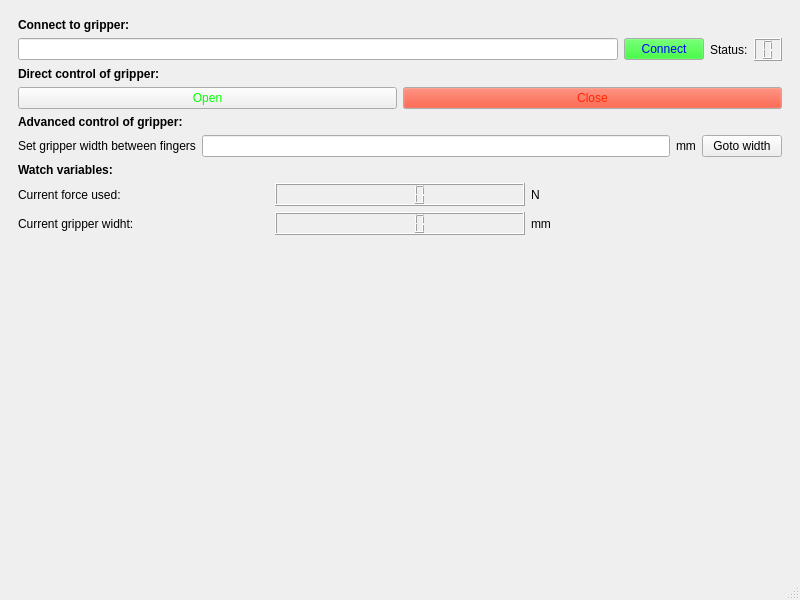
Old version of the form Cpp Rasbarry PI/GUI/MainWindow.ui in the repository Andreasgdp/Robot-hand-semester-2.
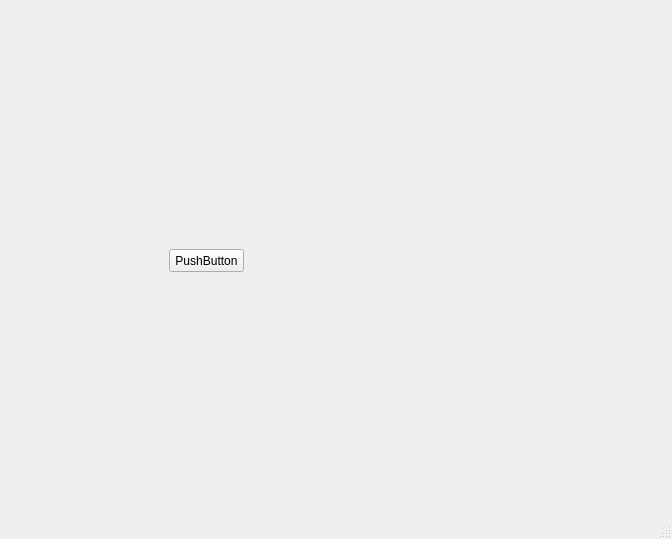
New version of the form. Icons and pictures are not drawn.

Commit message: Trying to implement toggle button

```diff
--- a/Cpp Rasbarry PI/GUI/MainWindow.ui
+++ b/Cpp Rasbarry PI/GUI/MainWindow.ui
@@ -6,8 +6,8 @@
    <rect>
     <x>0</x>
     <y>0</y>
-    <width>800</width>
-    <height>600</height>
+    <width>672</width>
+    <height>539</height>
    </rect>
   </property>
   <property name="windowTitle">
@@ -17,456 +17,72 @@
    <layout class="QHBoxLayout" name="horizontalLayout_4">
     <item>
      <widget class="QWidget" name="widget" native="true">
-      <layout class="QHBoxLayout" name="horizontalLayout_5">
-       <property name="leftMargin">
-        <number>0</number>
+      <widget class="QPushButton" name="ManualBottom">
+       <property name="enabled">
+        <bool>true</bool>
        </property>
-       <property name="topMargin">
-        <number>0</number>
+       <property name="geometry">
+        <rect>
+         <x>0</x>
+         <y>-10</y>
+         <width>80</width>
+         <height>80</height>
+        </rect>
        </property>
-       <property name="rightMargin">
-        <number>0</number>
+       <property name="sizePolicy">
+        <sizepolicy hsizetype="Minimum" vsizetype="Fixed">
+         <horstretch>0</horstretch>
+         <verstretch>0</verstretch>
+        </sizepolicy>
        </property>
-       <property name="bottomMargin">
-        <number>0</number>
+       <property name="minimumSize">
+        <size>
+         <width>80</width>
+         <height>80</height>
+        </size>
        </property>
-       <item>
-        <widget class="QWidget" name="widget_2" native="true">
-         <layout class="QVBoxLayout" name="verticalLayout_3">
-          <item>
-           <widget class="QLabel" name="ConnectLabel">
-            <property name="font">
-             <font>
-              <weight>75</weight>
-              <bold>true</bold>
-             </font>
-            </property>
-            <property name="text">
-             <string>Connect to gripper:</string>
-            </property>
-            <property name="textFormat">
-             <enum>Qt::RichText</enum>
-            </property>
-           </widget>
-          </item>
-          <item>
-           <widget class="QWidget" name="Connectwidget" native="true">
-            <layout class="QHBoxLayout" name="horizontalLayout">
-             <property name="leftMargin">
-              <number>0</number>
-             </property>
-             <property name="topMargin">
-              <number>0</number>
-             </property>
-             <property name="rightMargin">
-              <number>0</number>
-             </property>
-             <property name="bottomMargin">
-              <number>0</number>
-             </property>
-             <item>
-              <widget class="QLineEdit" name="lConnect"/>
-             </item>
-             <item>
-              <widget class="QPushButton" name="btConnect">
-               <property name="palette">
-                <palette>
-                 <active>
-                  <colorrole role="Button">
-                   <brush brushstyle="SolidPattern">
-                    <color alpha="255">
-                     <red>0</red>
-                     <green>249</green>
-                     <blue>0</blue>
-                    </color>
-                   </brush>
-                  </colorrole>
-                  <colorrole role="ButtonText">
-                   <brush brushstyle="SolidPattern">
-                    <color alpha="255">
-                     <red>0</red>
-                     <green>0</green>
-                     <blue>255</blue>
-                    </color>
-                   </brush>
-                  </colorrole>
-                 </active>
-                 <inactive>
-                  <colorrole role="Button">
-                   <brush brushstyle="SolidPattern">
-                    <color alpha="255">
-                     <red>0</red>
-                     <green>249</green>
-                     <blue>0</blue>
-                    </color>
-                   </brush>
-                  </colorrole>
-                  <colorrole role="ButtonText">
-                   <brush brushstyle="SolidPattern">
-                    <color alpha="255">
-                     <red>0</red>
-                     <green>0</green>
-                     <blue>255</blue>
-                    </color>
-                   </brush>
-                  </colorrole>
-                 </inactive>
-                 <disabled>
-                  <colorrole role="Button">
-                   <brush brushstyle="SolidPattern">
-                    <color alpha="255">
-                     <red>0</red>
-                     <green>249</green>
-                     <blue>0</blue>
-                    </color>
-                   </brush>
-                  </colorrole>
-                  <colorrole role="ButtonText">
-                   <brush brushstyle="SolidPattern">
-                    <color alpha="255">
-                     <red>120</red>
-                     <green>120</green>
-                     <blue>120</blue>
-                    </color>
-                   </brush>
-                  </colorrole>
-                 </disabled>
-                </palette>
-               </property>
-               <property name="text">
-                <string>Connect</string>
-               </property>
-               <property name="icon">
-                <iconset theme="Green">
-                 <normaloff>.</normaloff>.</iconset>
-               </property>
-              </widget>
-             </item>
-             <item>
-              <widget class="QLabel" name="label_4">
-               <property name="text">
-                <string>Status:</string>
-               </property>
-              </widget>
-             </item>
-             <item>
-              <widget class="QLCDNumber" name="lcdStatus">
-               <property name="digitCount">
-                <number>1</number>
-               </property>
-               <property name="intValue" stdset="0">
-                <number>0</number>
-               </property>
-              </widget>
-             </item>
-            </layout>
-           </widget>
-          </item>
-          <item>
-           <widget class="QLabel" name="label">
-            <property name="font">
-             <font>
-              <weight>75</weight>
-              <bold>true</bold>
-             </font>
-            </property>
-            <property name="text">
-             <string>Direct control of gripper:</string>
-            </property>
-            <property name="textFormat">
-             <enum>Qt::RichText</enum>
-            </property>
-           </widget>
-          </item>
-          <item>
-           <widget class="QWidget" name="Gripperwidget" native="true">
-            <property name="autoFillBackground">
-             <bool>false</bool>
-            </property>
-            <layout class="QHBoxLayout" name="horizontalLayout_2">
-             <property name="leftMargin">
-              <number>0</number>
-             </property>
-             <property name="topMargin">
-              <number>0</number>
-             </property>
-             <property name="rightMargin">
-              <number>0</number>
-             </property>
-             <property name="bottomMargin">
-              <number>0</number>
-             </property>
-             <item>
-              <widget class="QPushButton" name="btOpen">
-               <property name="palette">
-                <palette>
-                 <active>
-                  <colorrole role="ButtonText">
-                   <brush brushstyle="SolidPattern">
-                    <color alpha="255">
-                     <red>0</red>
-                     <green>255</green>
-                     <blue>0</blue>
-                    </color>
-                   </brush>
-                  </colorrole>
-                 </active>
-                 <inactive>
-                  <colorrole role="ButtonText">
-                   <brush brushstyle="SolidPattern">
-                    <color alpha="255">
-                     <red>0</red>
-                     <green>255</green>
-                     <blue>0</blue>
-                    </color>
-                   </brush>
-                  </colorrole>
-                 </inactive>
-                 <disabled>
-                  <colorrole role="ButtonText">
-                   <brush brushstyle="SolidPattern">
-                    <color alpha="255">
-                     <red>120</red>
-                     <green>120</green>
-                     <blue>120</blue>
-                    </color>
-                   </brush>
-                  </colorrole>
-                 </disabled>
-                </palette>
-               </property>
-               <property name="autoFillBackground">
-                <bool>true</bool>
-               </property>
-               <property name="text">
-                <string>Open</string>
-               </property>
-              </widget>
-             </item>
-             <item>
-              <widget class="QPushButton" name="btClose">
-               <property name="palette">
-                <palette>
-                 <active>
-                  <colorrole role="Button">
-                   <brush brushstyle="SolidPattern">
-                    <color alpha="255">
-                     <red>255</red>
-                     <green>38</green>
-                     <blue>0</blue>
-                    </color>
-                   </brush>
-                  </colorrole>
-                  <colorrole role="ButtonText">
-                   <brush brushstyle="SolidPattern">
-                    <color alpha="255">
-                     <red>255</red>
-                     <green>38</green>
-                     <blue>0</blue>
-                    </color>
-                   </brush>
-                  </colorrole>
-                 </active>
-                 <inactive>
-                  <colorrole role="Button">
-                   <brush brushstyle="SolidPattern">
-                    <color alpha="255">
-                     <red>255</red>
-                     <green>38</green>
-                     <blue>0</blue>
-                    </color>
-                   </brush>
-                  </colorrole>
-                  <colorrole role="ButtonText">
-                   <brush brushstyle="SolidPattern">
-                    <color alpha="255">
-                     <red>255</red>
-                     <green>38</green>
-                     <blue>0</blue>
-                    </color>
-                   </brush>
-                  </colorrole>
-                 </inactive>
-                 <disabled>
-                  <colorrole role="Button">
-                   <brush brushstyle="SolidPattern">
-                    <color alpha="255">
-                     <red>255</red>
-                     <green>38</green>
-                     <blue>0</blue>
-                    </color>
-                   </brush>
-                  </colorrole>
-                  <colorrole role="ButtonText">
-                   <brush brushstyle="SolidPattern">
-                    <color alpha="255">
-                     <red>120</red>
-                     <green>120</green>
-                     <blue>120</blue>
-                    </color>
-                   </brush>
-                  </colorrole>
-                 </disabled>
-                </palette>
-               </property>
-               <property name="text">
-                <string>Close</string>
-               </property>
-              </widget>
-             </item>
-            </layout>
-           </widget>
-          </item>
-          <item>
-           <widget class="QLabel" name="label_2">
-            <property name="font">
-             <font>
-              <weight>75</weight>
-              <bold>true</bold>
-             </font>
-            </property>
-            <property name="text">
-             <string>Advanced control of gripper:</string>
-            </property>
-            <property name="textFormat">
-             <enum>Qt::RichText</enum>
-            </property>
-           </widget>
-          </item>
-          <item>
-           <widget class="QWidget" name="Advancetwidget" native="true">
-            <layout class="QHBoxLayout" name="horizontalLayout_3">
-             <property name="leftMargin">
-              <number>0</number>
-             </property>
-             <property name="topMargin">
-              <number>0</number>
-             </property>
-             <property name="rightMargin">
-              <number>0</number>
-             </property>
-             <property name="bottomMargin">
-              <number>0</number>
-             </property>
-             <item>
-              <widget class="QLabel" name="label_3">
-               <property name="text">
-                <string>Set gripper width between fingers</string>
-               </property>
-               <property name="textFormat">
-                <enum>Qt::PlainText</enum>
-               </property>
-              </widget>
-             </item>
-             <item>
-              <widget class="QLineEdit" name="lSetWidth"/>
-             </item>
-             <item>
-              <widget class="QLabel" name="label_5">
-               <property name="text">
-                <string>mm</string>
-               </property>
-              </widget>
-             </item>
-             <item>
-              <widget class="QPushButton" name="btGoto">
-               <property name="text">
-                <string>Goto width</string>
-               </property>
-              </widget>
-             </item>
-            </layout>
-           </widget>
-          </item>
-          <item>
-           <widget class="QLabel" name="label_6">
-            <property name="font">
-             <font>
-              <weight>75</weight>
-              <bold>true</bold>
-             </font>
-            </property>
-            <property name="text">
-             <string>Watch variables:</string>
-            </property>
-           </widget>
-          </item>
-          <item>
-           <widget class="QWidget" name="Variabelwidget" native="true">
-            <layout class="QGridLayout" name="gridLayout_3">
-             <property name="leftMargin">
-              <number>0</number>
-             </property>
-             <property name="topMargin">
-              <number>0</number>
-             </property>
-             <property name="rightMargin">
-              <number>0</number>
-             </property>
-             <property name="bottomMargin">
-              <number>0</number>
-             </property>
-             <item row="1" column="2">
-              <widget class="QLabel" name="label_10">
-               <property name="text">
-                <string>mm</string>
-               </property>
-              </widget>
-             </item>
-             <item row="1" column="0">
-              <widget class="QLabel" name="label_9">
-               <property name="text">
-                <string>Current gripper widht:</string>
-               </property>
-              </widget>
-             </item>
-             <item row="0" column="0">
-              <widget class="QLabel" name="label_7">
-               <property name="text">
-                <string>Current force used:</string>
-               </property>
-              </widget>
-             </item>
-             <item row="1" column="1">
-              <widget class="QLCDNumber" name="lcdWidth"/>
-             </item>
-             <item row="0" column="1">
-              <widget class="QLCDNumber" name="lcdForce">
-               <property name="smallDecimalPoint">
-                <bool>false</bool>
-               </property>
-              </widget>
-             </item>
-             <item row="0" column="2">
-              <widget class="QLabel" name="label_8">
-               <property name="text">
-                <string>N</string>
-               </property>
-              </widget>
-             </item>
-            </layout>
-           </widget>
-          </item>
-          <item>
-           <spacer name="verticalSpacer">
-            <property name="orientation">
-             <enum>Qt::Vertical</enum>
-            </property>
-            <property name="sizeType">
-             <enum>QSizePolicy::Expanding</enum>
-            </property>
-            <property name="sizeHint" stdset="0">
-             <size>
-              <width>20</width>
-              <height>40</height>
-             </size>
-            </property>
-           </spacer>
-          </item>
-         </layout>
-        </widget>
-       </item>
-      </layout>
+       <property name="maximumSize">
+        <size>
+         <width>400</width>
+         <height>400</height>
+        </size>
+       </property>
+       <property name="styleSheet">
+        <string notr="true">#ManualBottom {
+background-color: transparent;
+border-image: url(:toggle_left.jpg);
+background: none;
+border: none;
+background-repeat: none;
+}
+#ManualBottom:pressed
+{
+   border-image: url(:toggle_right.jpg);
+}</string>
+       </property>
+       <property name="text">
+        <string/>
+       </property>
+       <property name="checkable">
+        <bool>false</bool>
+       </property>
+      </widget>
+      <widget class="QPushButton" name="pushButton">
+       <property name="geometry">
+        <rect>
+         <x>160</x>
+         <y>240</y>
+         <width>75</width>
+         <height>23</height>
+        </rect>
+       </property>
+       <property name="text">
+        <string>PushButton</string>
+       </property>
+       <property name="checkable">
+        <bool>false</bool>
+       </property>
+      </widget>
      </widget>
     </item>
    </layout>
```
Left out of the diff: 2 changed lines with no effect on the pictures. The commit also changes 19 other files.
